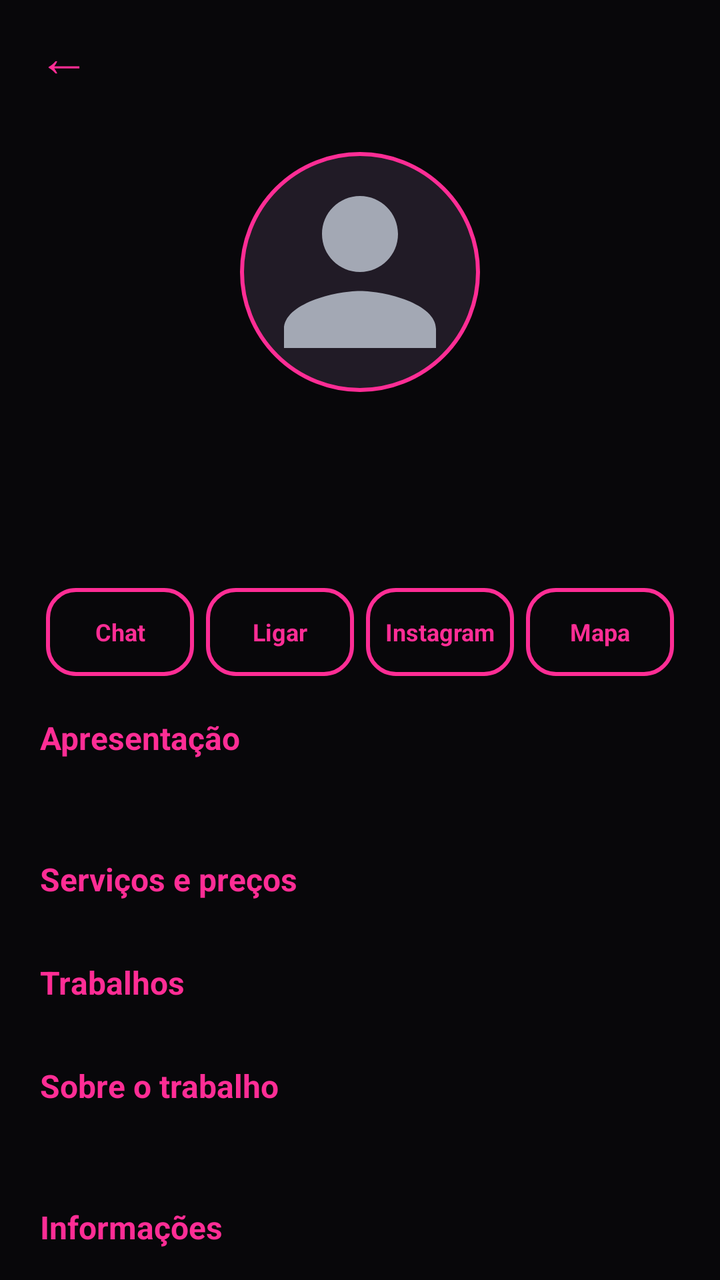
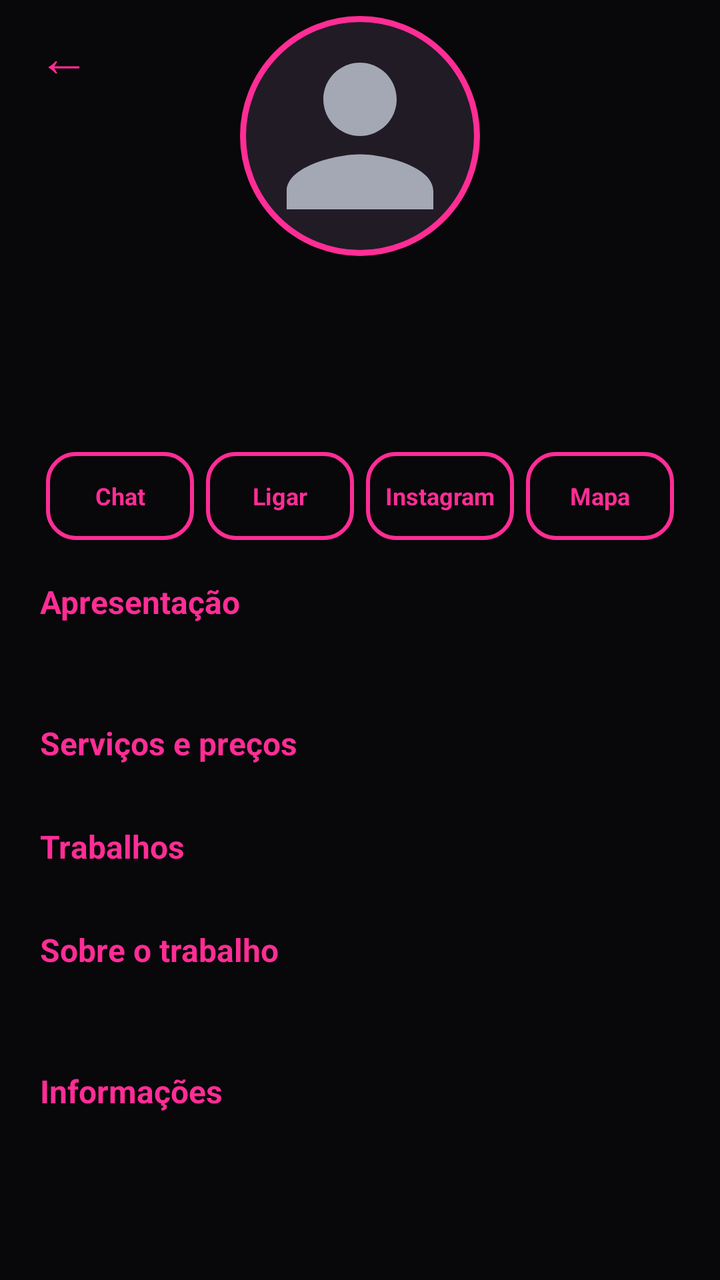

Two renders of the same Android screen: before a commit and after it. Below are the layout's source before the change and the commit's diff.
<!-- AndroidManifest.xml: application theme Theme.Manicure -->
<!-- res/layout/activity_perfil_profissional.xml -->
<?xml version="1.0" encoding="utf-8"?>
<LinearLayout xmlns:android="http://schemas.android.com/apk/res/android"
    android:layout_width="match_parent"
    android:layout_height="match_parent"
    android:background="@color/fundo"
    android:orientation="vertical">

    <include
        android:id="@+id/topo"
        layout="@layout/include_topo" />

    <androidx.core.widget.NestedScrollView
        android:layout_width="match_parent"
        android:layout_height="0dp"
        android:layout_weight="1">

        <LinearLayout
            android:layout_width="match_parent"
            android:layout_height="wrap_content"
            android:orientation="vertical"
            android:padding="20dp">

            <ImageView
                android:id="@+id/ivFoto"
                android:layout_width="120dp"
                android:layout_height="120dp"
                android:layout_gravity="center_horizontal"
                android:background="@drawable/bg_foto_redonda"
                android:contentDescription="@null"
                android:padding="3dp"
                android:scaleType="centerCrop"
                android:src="@drawable/ic_pessoa" />

            <TextView
                android:id="@+id/tvNome"
                android:layout_width="match_parent"
                android:layout_height="wrap_content"
                android:layout_marginTop="12dp"
                android:gravity="center"
                android:textColor="@color/texto"
                android:textSize="22sp"
                android:textStyle="bold" />

            <TextView
                android:id="@+id/tvTipo"
                android:layout_width="match_parent"
                android:layout_height="wrap_content"
                android:gravity="center"
                android:textColor="?attr/corDestaque"
                android:textSize="14sp" />

            <TextView
                android:id="@+id/tvLocal"
                android:layout_width="match_parent"
                android:layout_height="wrap_content"
                android:layout_marginTop="4dp"
                android:gravity="center"
                android:textColor="@color/texto_secundario"
                android:textSize="13sp" />

            <TextView
                android:id="@+id/tvPreferido"
                android:layout_width="match_parent"
                android:layout_height="wrap_content"
                android:layout_marginTop="6dp"
                android:gravity="center"
                android:padding="4dp"
                android:text="@string/perfil_preferido"
                android:textColor="?attr/corDestaqueClaro"
                android:textSize="12sp"
                android:visibility="gone" />

            
            <LinearLayout
                android:layout_width="match_parent"
                android:layout_height="wrap_content"
                android:layout_marginTop="16dp"
                android:orientation="horizontal">

                <TextView
                    android:id="@+id/btnChat"
                    style="@style/BotaoContato"
                    android:text="@string/perfil_chat" />

                <TextView
                    android:id="@+id/btnLigar"
                    style="@style/BotaoContato"
                    android:text="@string/perfil_ligar" />

                <TextView
                    android:id="@+id/btnInstagram"
                    style="@style/BotaoContato"
                    android:text="@string/perfil_instagram" />

                <TextView
                    android:id="@+id/btnMapa"
                    style="@style/BotaoContato"
                    android:text="@string/perfil_mapa" />
            </LinearLayout>

            
            <LinearLayout
                android:id="@+id/blocoAgendar"
                android:layout_width="match_parent"
                android:layout_height="wrap_content"
                android:orientation="vertical"
                android:visibility="gone">

                <TextView
                    style="@style/TituloSecao"
                    android:text="@string/perfil_agendar" />

                
                <LinearLayout
                    android:id="@+id/blocoLembrete"
                    android:layout_width="match_parent"
                    android:layout_height="wrap_content"
                    android:layout_marginBottom="10dp"
                    android:background="@drawable/bg_botao_contorno"
                    android:orientation="vertical"
                    android:padding="12dp"
                    android:visibility="gone">

                    <TextView
                        android:layout_width="wrap_content"
                        android:layout_height="wrap_content"
                        android:text="@string/perfil_lembrete_titulo"
                        android:textColor="?attr/corDestaque"
                        android:textSize="13sp"
                        android:textStyle="bold" />

                    <TextView
                        android:id="@+id/tvLembrete"
                        android:layout_width="wrap_content"
                        android:layout_height="wrap_content"
                        android:layout_marginTop="4dp"
                        android:lineSpacingExtra="3dp"
                        android:textColor="@color/texto"
                        android:textSize="14sp" />

                    <TextView
                        android:id="@+id/tvCancelarHorario"
                        android:layout_width="wrap_content"
                        android:layout_height="wrap_content"
                        android:layout_gravity="end"
                        android:layout_marginTop="4dp"
                        android:padding="4dp"
                        android:text="@string/agendar_cancelar_titulo"
                        android:textColor="@color/vermelho"
                        android:textSize="13sp"
                        android:textStyle="bold" />
                </LinearLayout>

                <com.google.android.material.chip.ChipGroup
                    android:id="@+id/cgCategorias"
                    android:layout_width="match_parent"
                    android:layout_height="wrap_content" />
            </LinearLayout>

            <LinearLayout
                android:id="@+id/blocoApresentacao"
                android:layout_width="match_parent"
                android:layout_height="wrap_content"
                android:orientation="vertical">

                <TextView
                    style="@style/TituloSecao"
                    android:text="@string/perfil_apresentacao" />

                <TextView
                    android:id="@+id/tvApresentacao"
                    style="@style/TextoCorpo" />
            </LinearLayout>

            <LinearLayout
                android:id="@+id/blocoServicos"
                android:layout_width="match_parent"
                android:layout_height="wrap_content"
                android:orientation="vertical">

                <TextView
                    style="@style/TituloSecao"
                    android:text="@string/perfil_servicos" />

                <androidx.recyclerview.widget.RecyclerView
                    android:id="@+id/rvServicos"
                    android:layout_width="match_parent"
                    android:layout_height="wrap_content" />
            </LinearLayout>

            <LinearLayout
                android:id="@+id/blocoGaleria"
                android:layout_width="match_parent"
                android:layout_height="wrap_content"
                android:orientation="vertical">

                <TextView
                    style="@style/TituloSecao"
                    android:text="@string/perfil_galeria" />

                <androidx.recyclerview.widget.RecyclerView
                    android:id="@+id/rvFotos"
                    android:layout_width="match_parent"
                    android:layout_height="wrap_content" />
            </LinearLayout>

            <LinearLayout
                android:id="@+id/blocoSobre"
                android:layout_width="match_parent"
                android:layout_height="wrap_content"
                android:orientation="vertical">

                <TextView
                    style="@style/TituloSecao"
                    android:text="@string/perfil_sobre_trabalho" />

                <TextView
                    android:id="@+id/tvSobreTrabalho"
                    style="@style/TextoCorpo" />
            </LinearLayout>

            <TextView
                style="@style/TituloSecao"
                android:text="@string/perfil_contatos" />

            <TextView
                android:id="@+id/tvContatos"
                style="@style/TextoCorpo"
                android:textIsSelectable="true" />
        </LinearLayout>
    </androidx.core.widget.NestedScrollView>
</LinearLayout>
<!-- res/layout/include_topo.xml (included above) -->
<?xml version="1.0" encoding="utf-8"?>
<LinearLayout xmlns:android="http://schemas.android.com/apk/res/android"
    android:layout_width="match_parent"
    android:layout_height="56dp"
    android:gravity="center_vertical"
    android:orientation="horizontal"
    android:paddingStart="8dp"
    android:paddingEnd="16dp">

    <TextView
        android:id="@+id/btnVoltar"
        android:layout_width="48dp"
        android:layout_height="48dp"
        android:background="?attr/selectableItemBackgroundBorderless"
        android:contentDescription="@string/voltar"
        android:gravity="center"
        android:text="←"
        android:textColor="?attr/corDestaque"
        android:textSize="26sp" />

    <TextView
        android:id="@+id/tvTitulo"
        android:layout_width="0dp"
        android:layout_height="wrap_content"
        android:layout_marginStart="4dp"
        android:layout_weight="1"
        android:textColor="@color/texto"
        android:textSize="19sp"
        android:textStyle="bold" />
</LinearLayout>
<!-- resources referenced by this layout -->
<resources>
  <color name="fundo">#08070A</color>
  <color name="texto">#FFFFFF</color>
  <color name="texto_secundario">#B3A9B8</color>
  <color name="vermelho">#FF5A5A</color>
  <!-- drawable bg_foto_redonda (drawable) -->
  <?xml version="1.0" encoding="utf-8"?>
  <shape xmlns:android="http://schemas.android.com/apk/res/android" android:shape="oval">
      <solid android:color="@color/superficie_alta" />
      <stroke android:width="2dp" android:color="?attr/corDestaque" />
  </shape>
  <string name="perfil_agendar">Agendar horário</string>
  <string name="perfil_chat">Chat</string>
  <string name="perfil_contatos">Informações</string>
  <string name="perfil_galeria">Trabalhos</string>
  <string name="perfil_instagram">Instagram</string>
  <string name="perfil_ligar">Ligar</string>
  <string name="perfil_mapa">Mapa</string>
  <string name="voltar">Voltar</string>
  <style name="Theme.Manicure" parent="Theme.MaterialComponents.NoActionBar">
          <item name="corDestaque">@color/rosa</item>
          <item name="corDestaqueClaro">@color/rosa_claro</item>
          <item name="corDestaqueEscuro">@color/rosa_escuro</item>
          <item name="corTextoBotao">@color/branco</item>
          <item name="corBalao">#5A1236</item>
          <item name="colorPrimary">@color/rosa</item>
          <item name="colorPrimaryVariant">@color/rosa_escuro</item>
          <item name="colorOnPrimary">@color/branco</item>
          <item name="colorSecondary">@color/rosa</item>
          <item name="colorSecondaryVariant">@color/rosa_escuro</item>
          <item name="colorOnSecondary">@color/branco</item>
          <item name="colorSurface">@color/superficie</item>
          <item name="colorOnSurface">@color/texto</item>
          <item name="android:colorBackground">@color/fundo</item>
          <item name="android:windowBackground">@color/fundo</item>
          <item name="android:statusBarColor">@color/fundo</item>
          <item name="android:navigationBarColor">@color/fundo</item>
          <item name="android:textColorPrimary">@color/texto</item>
          <item name="android:textColorSecondary">@color/texto_secundario</item>
          <item name="android:textColorHint">@color/dica</item>
          <item name="materialAlertDialogTheme">@style/Theme.Manicure.Dialogo</item>
      </style>
  <color name="superficie_alta">#211B26</color>
  <color name="rosa">#FF2D95</color>
  <color name="rosa_claro">#FF6FB5</color>
  <color name="rosa_escuro">#D9006C</color>
  <color name="branco">#FFFFFF</color>
  <color name="superficie">#16131A</color>
  <color name="dica">#76697E</color>
  <!-- unchanged entries left out for length: 12 -->
</resources>

<!-- the commit's change to res/layout/activity_perfil_profissional.xml (unified diff, before → after) -->
@@ -1,33 +1,30 @@
 <?xml version="1.0" encoding="utf-8"?>
-<LinearLayout xmlns:android="http://schemas.android.com/apk/res/android"
+<FrameLayout xmlns:android="http://schemas.android.com/apk/res/android"
     android:layout_width="match_parent"
     android:layout_height="match_parent"
-    android:background="@color/fundo"
-    android:orientation="vertical">
-
-    <include
-        android:id="@+id/topo"
-        layout="@layout/include_topo" />
+    android:background="@color/fundo">
 
     <androidx.core.widget.NestedScrollView
         android:layout_width="match_parent"
-        android:layout_height="0dp"
-        android:layout_weight="1">
+        android:layout_height="match_parent">
 
         <LinearLayout
             android:layout_width="match_parent"
             android:layout_height="wrap_content"
             android:orientation="vertical"
-            android:padding="20dp">
+            android:paddingStart="20dp"
+            android:paddingTop="8dp"
+            android:paddingEnd="20dp"
+            android:paddingBottom="20dp">
 
             <ImageView
                 android:id="@+id/ivFoto"
                 android:layout_width="120dp"
                 android:layout_height="120dp"
                 android:layout_gravity="center_horizontal"
-                android:background="@drawable/bg_foto_redonda"
+                android:background="@drawable/bg_foto_anel"
                 android:contentDescription="@null"
-                android:padding="3dp"
+                android:padding="5dp"
                 android:scaleType="centerCrop"
                 android:src="@drawable/ic_pessoa" />
 
@@ -229,7 +226,49 @@
                 android:textIsSelectable="true" />
         </LinearLayout>
     </androidx.core.widget.NestedScrollView>
-</LinearLayout>
+
+    <include
+        android:id="@+id/topo"
+        layout="@layout/include_topo"
+        android:layout_width="wrap_content"
+        android:layout_height="56dp" />
+
+    
+    <LinearLayout
+        android:id="@+id/btnAparencia"
+        android:layout_width="wrap_content"
+        android:layout_height="wrap_content"
+        android:layout_gravity="top|end"
+        android:layout_marginTop="12dp"
+        android:layout_marginEnd="14dp"
+        android:background="@drawable/bg_pilula_destaque"
+        android:clickable="true"
+        android:focusable="true"
+        android:foreground="?attr/selectableItemBackground"
+        android:gravity="center_vertical"
+        android:orientation="horizontal"
+        android:paddingStart="10dp"
+        android:paddingTop="6dp"
+        android:paddingEnd="12dp"
+        android:paddingBottom="6dp"
+        android:visibility="gone">
+
+        <ImageView
+            android:layout_width="16dp"
+            android:layout_height="16dp"
+            android:importantForAccessibility="no"
+            android:src="@drawable/ic_paleta" />
+
+        <TextView
+            android:layout_width="wrap_content"
+            android:layout_height="wrap_content"
+            android:layout_marginStart="6dp"
+            android:text="@string/aparencia_botao"
+            android:textColor="?attr/corDestaque"
+            android:textSize="12sp"
+            android:textStyle="bold" />
+    </LinearLayout>
+</FrameLayout>
 <!-- res/layout/include_topo.xml (included above) -->
 <?xml version="1.0" encoding="utf-8"?>
 <LinearLayout xmlns:android="http://schemas.android.com/apk/res/android"
<!-- resource entries referenced after the edit -->
@@ -4,12 +4,32 @@
   <color name="texto">#FFFFFF</color>
   <color name="texto_secundario">#B3A9B8</color>
   <color name="vermelho">#FF5A5A</color>
-  <!-- drawable bg_foto_redonda (drawable) -->
+  <!-- drawable bg_foto_anel (drawable) -->
   <?xml version="1.0" encoding="utf-8"?>
   <shape xmlns:android="http://schemas.android.com/apk/res/android" android:shape="oval">
       <solid android:color="@color/superficie_alta" />
-      <stroke android:width="2dp" android:color="?attr/corDestaque" />
+      <stroke android:width="3dp" android:color="?attr/corDestaque" />
   </shape>
+  <!-- drawable bg_pilula_destaque (drawable) -->
+  <?xml version="1.0" encoding="utf-8"?>
+  <shape xmlns:android="http://schemas.android.com/apk/res/android" android:shape="rectangle">
+      <solid android:color="?attr/corBrilhoFraco" />
+      <stroke android:width="1dp" android:color="?attr/corDestaque" />
+      <corners android:radius="50dp" />
+  </shape>
+  <!-- drawable ic_paleta (drawable) -->
+  <?xml version="1.0" encoding="utf-8"?>
+  <vector xmlns:android="http://schemas.android.com/apk/res/android"
+      android:width="24dp"
+      android:height="24dp"
+      android:tint="?attr/corDestaque"
+      android:viewportWidth="24"
+      android:viewportHeight="24">
+      <path
+          android:fillColor="@android:color/white"
+          android:pathData="M12,3c-4.97,0 -9,4.03 -9,9s4.03,9 9,9c0.83,0 1.5,-0.67 1.5,-1.5 0,-0.39 -0.15,-0.74 -0.39,-1.01 -0.23,-0.26 -0.38,-0.61 -0.38,-0.99 0,-0.83 0.67,-1.5 1.5,-1.5L16,16c2.76,0 5,-2.24 5,-5 0,-4.42 -4.03,-8 -9,-8zM6.5,12c-0.83,0 -1.5,-0.67 -1.5,-1.5S5.67,9 6.5,9 8,9.67 8,10.5 7.33,12 6.5,12zM9.5,8C8.67,8 8,7.33 8,6.5S8.67,5 9.5,5s1.5,0.67 1.5,1.5S10.33,8 9.5,8zM14.5,8c-0.83,0 -1.5,-0.67 -1.5,-1.5S13.67,5 14.5,5s1.5,0.67 1.5,1.5S15.33,8 14.5,8zM17.5,12c-0.83,0 -1.5,-0.67 -1.5,-1.5S16.67,9 17.5,9s1.5,0.67 1.5,1.5 -0.67,1.5 -1.5,1.5z" />
+  </vector>
+  <string name="aparencia_botao">Aparência</string>
   <string name="perfil_agendar">Agendar horário</string>
   <string name="perfil_chat">Chat</string>
   <string name="perfil_contatos">Informações</string>
@@ -24,6 +44,8 @@
           <item name="corDestaqueEscuro">@color/rosa_escuro</item>
           <item name="corTextoBotao">@color/branco</item>
           <item name="corBalao">#5A1236</item>
+          <item name="corBrilho">#2EFF2D95</item>
+          <item name="corBrilhoFraco">#12FF2D95</item>
           <item name="colorPrimary">@color/rosa</item>
           <item name="colorPrimaryVariant">@color/rosa_escuro</item>
           <item name="colorOnPrimary">@color/branco</item>
